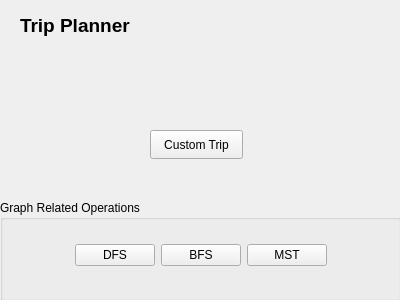
Before: the Qt Designer form CollegeTouring/tripplanner.ui in belalzahran/CS_Project2_TheApplicants, drawn with Qt 5.
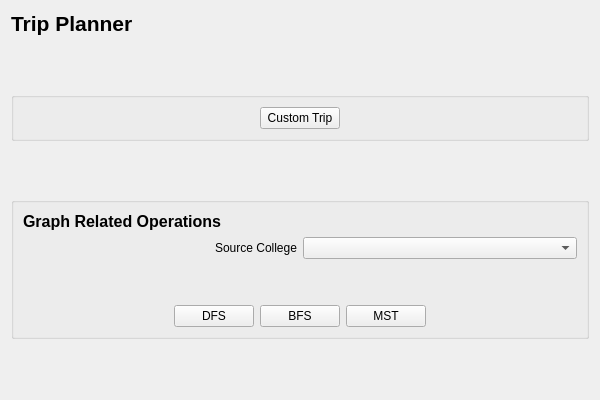
After: the same form once the commit is applied.

Commit message: polished up tripplanner ui

```diff
--- a/CollegeTouring/tripplanner.ui
+++ b/CollegeTouring/tripplanner.ui
@@ -6,47 +6,157 @@
    <rect>
     <x>0</x>
     <y>0</y>
-    <width>400</width>
-    <height>300</height>
+    <width>600</width>
+    <height>400</height>
    </rect>
   </property>
+  <property name="minimumSize">
+   <size>
+    <width>600</width>
+    <height>400</height>
+   </size>
+  </property>
   <property name="windowTitle">
    <string>Form</string>
   </property>
+  <layout class="QVBoxLayout" name="verticalLayout">
+   <item>
   <widget class="QLabel" name="label">
-   <property name="geometry">
-    <rect>
-     <x>20</x>
-     <y>10</y>
-     <width>131</width>
-     <height>31</height>
-    </rect>
-   </property>
+     <property name="text">
+      <string>&lt;html&gt;&lt;head/&gt;&lt;body&gt;&lt;p&gt;&lt;span style=&quot; font-size:16pt; font-weight:700;&quot;&gt;Trip Planner&lt;/span&gt;&lt;/p&gt;&lt;/body&gt;&lt;/html&gt;</string>
+     </property>
+     <property name="scaledContents">
+      <bool>false</bool>
+     </property>
+     <property name="wordWrap">
+      <bool>false</bool>
+     </property>
+    </widget>
+   </item>
+   <item>
+    <spacer name="verticalSpacer">
+     <property name="orientation">
+      <enum>Qt::Vertical</enum>
+     </property>
+     <property name="sizeHint" stdset="0">
+      <size>
+       <width>20</width>
+       <height>40</height>
+      </size>
+     </property>
+    </spacer>
+   </item>
+   <item>
+    <widget class="QGroupBox" name="groupBox_2">
+     <property name="title">
+      <string/>
+     </property>
+     <layout class="QHBoxLayout" name="horizontalLayout_3">
+      <item>
+       <spacer name="horizontalSpacer_3">
+        <property name="orientation">
+         <enum>Qt::Horizontal</enum>
+        </property>
+        <property name="sizeHint" stdset="0">
+         <size>
+          <width>40</width>
+          <height>20</height>
+         </size>
+        </property>
+       </spacer>
+      </item>
+      <item>
+       <widget class="QPushButton" name="CustomTrippushButton">
    <property name="text">
-    <string>&lt;html&gt;&lt;head/&gt;&lt;body&gt;&lt;p&gt;&lt;span style=&quot; font-size:14pt; font-weight:700;&quot;&gt;Trip Planner&lt;/span&gt;&lt;/p&gt;&lt;/body&gt;&lt;/html&gt;</string>
-   </property>
-  </widget>
+         <string>Custom Trip</string>
+        </property>
+       </widget>
+      </item>
+      <item>
+       <spacer name="horizontalSpacer_4">
+        <property name="orientation">
+         <enum>Qt::Horizontal</enum>
+        </property>
+        <property name="sizeHint" stdset="0">
+         <size>
+          <width>40</width>
+          <height>20</height>
+         </size>
+        </property>
+       </spacer>
+      </item>
+     </layout>
+    </widget>
+   </item>
+   <item>
+    <spacer name="verticalSpacer_4">
+     <property name="orientation">
+      <enum>Qt::Vertical</enum>
+     </property>
+     <property name="sizeHint" stdset="0">
+      <size>
+       <width>20</width>
+       <height>40</height>
+      </size>
+     </property>
+    </spacer>
+   </item>
+   <item>
   <widget class="QGroupBox" name="groupBox">
-   <property name="geometry">
-    <rect>
-     <x>0</x>
-     <y>200</y>
-     <width>401</width>
-     <height>101</height>
-    </rect>
-   </property>
    <property name="title">
-    <string>Graph Related Operations</string>
-   </property>
-   <widget class="QWidget" name="horizontalLayoutWidget">
-    <property name="geometry">
-     <rect>
-      <x>0</x>
-      <y>20</y>
-      <width>401</width>
-      <height>71</height>
-     </rect>
-    </property>
+      <string extracomment="fds"/>
+     </property>
+     <property name="checkable">
+      <bool>false</bool>
+     </property>
+     <layout class="QVBoxLayout" name="verticalLayout_2">
+      <item>
+       <widget class="QLabel" name="label_3">
+        <property name="autoFillBackground">
+         <bool>false</bool>
+        </property>
+        <property name="text">
+         <string>&lt;html&gt;&lt;head/&gt;&lt;body&gt;&lt;p&gt;&lt;span style=&quot; font-size:12pt; font-weight:700;&quot;&gt;Graph Related Operations&lt;/span&gt;&lt;/p&gt;&lt;/body&gt;&lt;/html&gt;</string>
+        </property>
+       </widget>
+      </item>
+      <item>
+       <layout class="QHBoxLayout" name="horizontalLayout_2">
+        <item>
+         <widget class="QLabel" name="label_2">
+          <property name="text">
+           <string>Source College</string>
+          </property>
+          <property name="textFormat">
+           <enum>Qt::AutoText</enum>
+          </property>
+          <property name="alignment">
+           <set>Qt::AlignRight|Qt::AlignTrailing|Qt::AlignVCenter</set>
+          </property>
+         </widget>
+        </item>
+        <item>
+         <widget class="QComboBox" name="college_comboBox"/>
+        </item>
+       </layout>
+      </item>
+      <item>
+       <spacer name="verticalSpacer_2">
+        <property name="orientation">
+         <enum>Qt::Vertical</enum>
+        </property>
+        <property name="sizeType">
+         <enum>QSizePolicy::Minimum</enum>
+        </property>
+        <property name="sizeHint" stdset="0">
+         <size>
+          <width>20</width>
+          <height>40</height>
+         </size>
+        </property>
+       </spacer>
+      </item>
+      <item>
     <layout class="QHBoxLayout" name="horizontalLayout">
      <property name="sizeConstraint">
       <enum>QLayout::SetDefaultConstraint</enum>
@@ -99,21 +209,24 @@
       </spacer>
      </item>
     </layout>
-   </widget>
-  </widget>
-  <widget class="QPushButton" name="CustomTrippushButton">
-   <property name="geometry">
-    <rect>
-     <x>150</x>
-     <y>130</y>
-     <width>93</width>
-     <height>29</height>
-    </rect>
-   </property>
-   <property name="text">
-    <string>Custom Trip</string>
-   </property>
-  </widget>
+      </item>
+     </layout>
+    </widget>
+   </item>
+   <item>
+    <spacer name="verticalSpacer_3">
+     <property name="orientation">
+      <enum>Qt::Vertical</enum>
+     </property>
+     <property name="sizeHint" stdset="0">
+      <size>
+       <width>20</width>
+       <height>40</height>
+      </size>
+     </property>
+    </spacer>
+   </item>
+  </layout>
  </widget>
  <resources/>
  <connections/>
```
Lines whose indentation alone changed are shown as unchanged. The commit also changes 2 other files.
